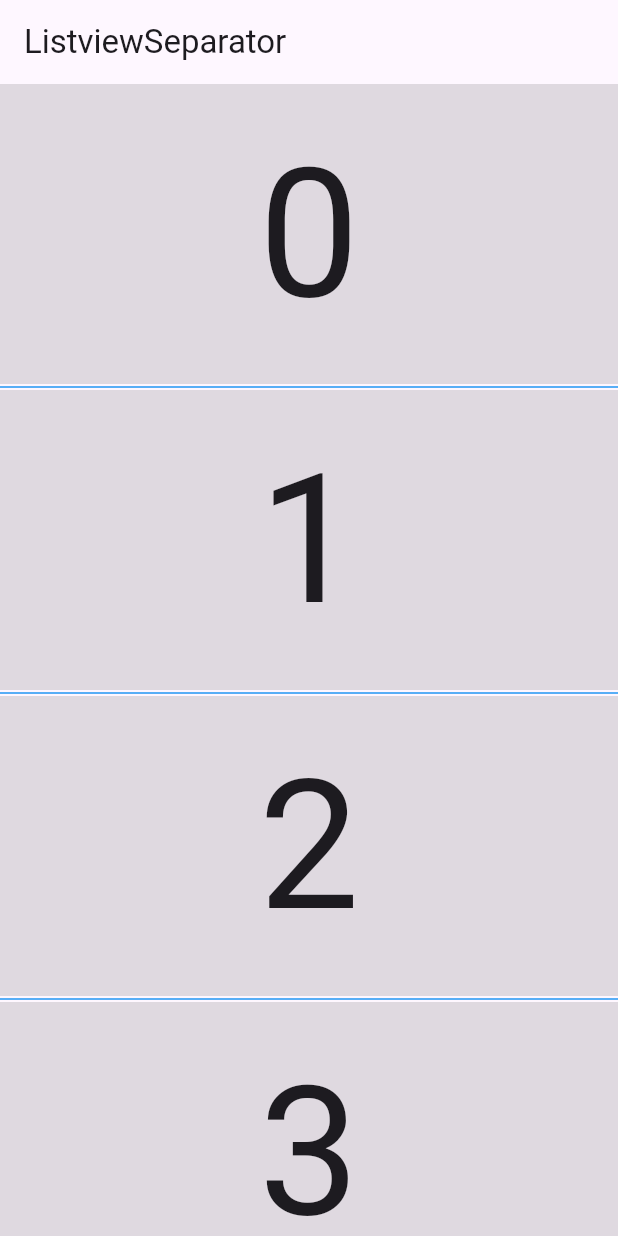
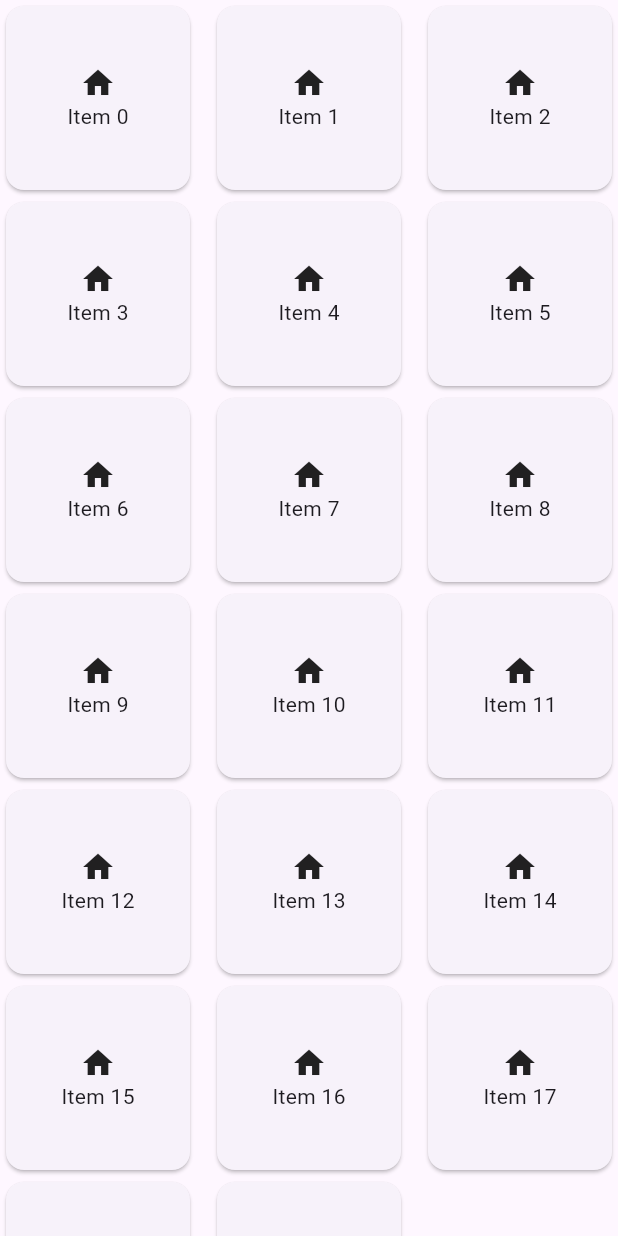
Before and after one commit to raja226-kanini/PracticeFluttet, a Flutter app: the screen it shows after launch, on a phone screen of 412 x 824 dp. Run offline on Flutter 3.47's test engine with Material 3 defaults, Android fonts, the phone set to English and light mode, and no system bars; our stand-ins replace cached_network_image, get, google_fonts, mvc_pattern, video_player; missing offline and left inert: appdynamics_agent, dart:ffi, imageview360.

Commit message:
Gridview sample

```diff
--- a/lib/main.dart
+++ b/lib/main.dart
@@ -5,6 +5,7 @@ import 'package:paractice_flutter/views/api_implement_screen.dart';
 import 'package:paractice_flutter/views/app_life_cycle.dart';
 import 'package:paractice_flutter/views/dashboard_screen.dart';
 import 'package:paractice_flutter/views/getstart_screen.dart';
+import 'package:paractice_flutter/views/gridview_builder.dart';
 import 'package:paractice_flutter/views/intrestcaluculator_screen.dart';
 import 'package:paractice_flutter/views/listview_builder_screen.dart';
 import 'package:paractice_flutter/views/listview_screen.dart';
@@ -40,7 +41,7 @@ class MainApp extends StatelessWidget {
       theme: ThemeData(
       primaryColor: Colors.indigo,
      ),
-     home: ListviewItemSeparatorScreen(),
+     home: GridViewBuilderScreen(),
      debugShowCheckedModeBanner: false,
 
     );
--- /dev/null
+++ b/lib/views/gridview_builder.dart
@@ -0,0 +1,35 @@
+import 'package:flutter/material.dart';
+
+class GridViewBuilderScreen extends StatefulWidget {
+  const GridViewBuilderScreen({super.key});
+
+  @override
+  State<GridViewBuilderScreen> createState() => _MyWidgetState();
+}
+
+class _MyWidgetState extends State<GridViewBuilderScreen> {
+  @override
+  Widget build(BuildContext context) {
+    return Scaffold(
+        body: GridView.builder(
+      gridDelegate:
+          SliverGridDelegateWithFixedCrossAxisCount(crossAxisCount: 3,crossAxisSpacing: 10),
+      itemBuilder: (context, index) {
+        return InkWell(
+          onTap: () {
+            print('Item $index');
+          },
+          child: Card(
+              child: Column(
+            mainAxisAlignment: MainAxisAlignment.center,
+            children: [
+              Icon(Icons.home),
+              Text('Item $index'),
+            ],
+          )),
+        );
+      },
+      itemCount: 20,
+    ));
+  }
+}
```
